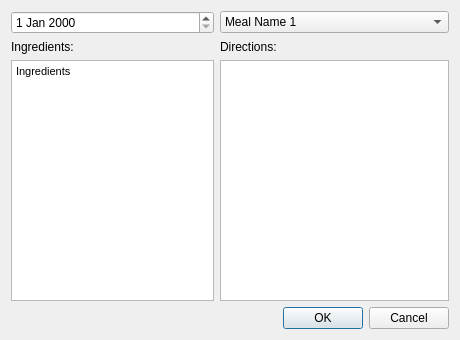
escobaros-dos/mealplanner, file mealplanner/viewmealdetails.ui: the form before one commit.
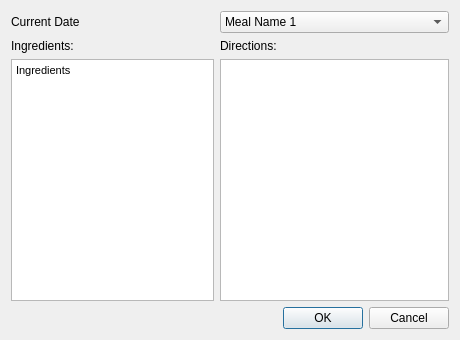
The form after the commit.

Patch:
```diff
--- a/mealplanner/viewmealdetails.ui
+++ b/mealplanner/viewmealdetails.ui
@@ -14,9 +14,6 @@
    <string>Dialog</string>
   </property>
   <layout class="QGridLayout" name="gridLayout">
-   <item row="0" column="0" colspan="2">
-    <widget class="QDateEdit" name="dateEdit"/>
-   </item>
    <item row="0" column="2">
     <widget class="QComboBox" name="MealsComboBox">
      <item>
@@ -69,6 +66,13 @@
      </property>
     </widget>
    </item>
+   <item row="0" column="0">
+    <widget class="QLabel" name="CurrentDateLabel">
+     <property name="text">
+      <string>Current Date</string>
+     </property>
+    </widget>
+   </item>
   </layout>
  </widget>
  <resources/>
```
